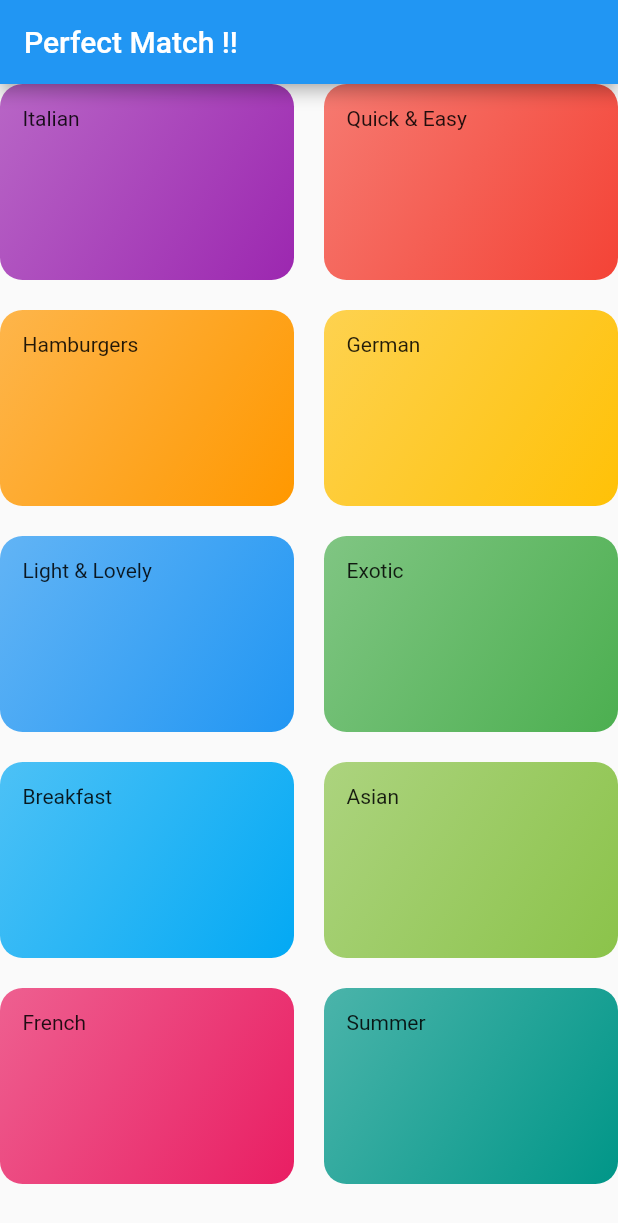
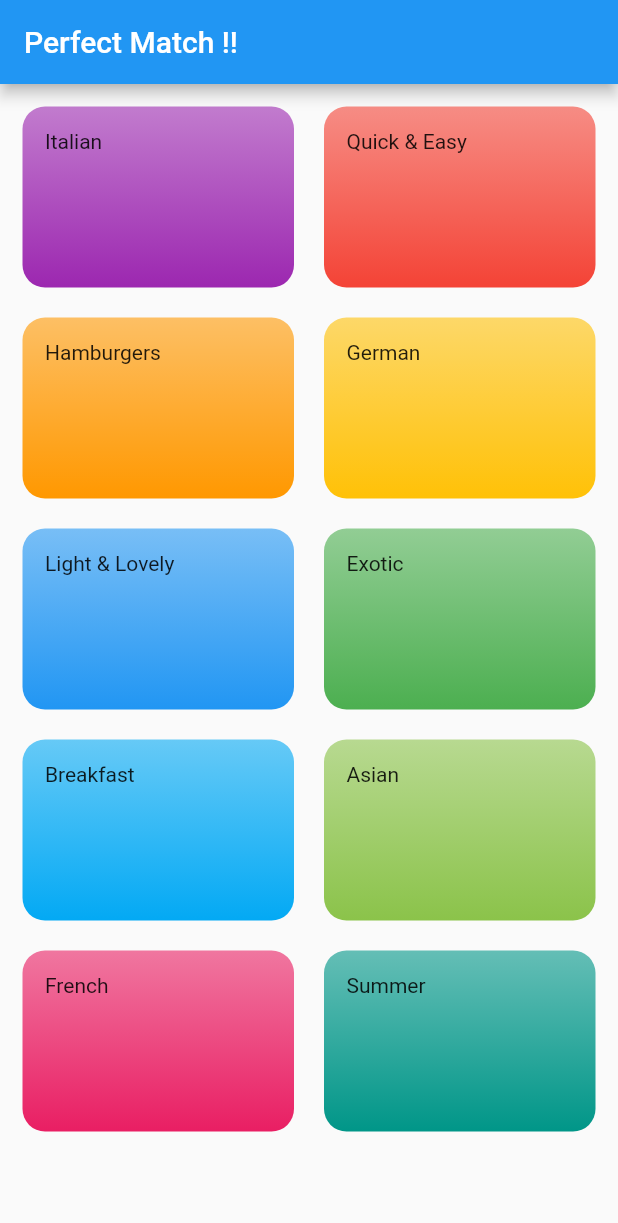
Before and after one commit to am-aakash/Perfect-match---First-attempt, a Flutter app: the screen it shows after launch, on a phone screen of 412 x 824 dp. Shown: the top 1223 px of the screen. Run offline on Flutter 3.47's test engine with Material 2 defaults, Android fonts, the phone set to English and light mode, and no system bars; missing offline and left inert: dart:ffi.

Commit message:
category screen commit 2

```diff
--- a/lib/categories_screen.dart
+++ b/lib/categories_screen.dart
@@ -12,6 +12,7 @@ class CategoriesScreen extends StatelessWidget {
         title: const Text('Perfect Match !!'),
       ),
       body: GridView(
+        padding: EdgeInsets.all(15),
         children: DUMMY_CATEGORIES
             .map(
               (catData) => CategoryItem(
--- a/lib/category_item.dart
+++ b/lib/category_item.dart
@@ -15,11 +15,11 @@ class CategoryItem extends StatelessWidget {
       decoration: BoxDecoration(
         gradient: LinearGradient(
           colors: [
-            color.withOpacity(0.7),
+            color.withOpacity(0.6),
             color,
           ],
-          begin: Alignment.topLeft,
-          end: Alignment.bottomRight,
+          begin: Alignment.topCenter,
+          end: Alignment.bottomCenter,
         ),
         borderRadius: BorderRadius.circular(15),
       ),
```
Also changed, not shown: assets/fonts/Raleway-Black.ttf (added), assets/fonts/Raleway-Bold.ttf (added), assets/fonts/Raleway-Regular.ttf (added), assets/fonts/RobotoCondensed-Bold.ttf (added), assets/fonts/RobotoCondensed-Italic.ttf (added), assets/fonts/RobotoCondensed-Light.ttf (added), assets/fonts/RobotoCondensed-Regular.ttf (added).
